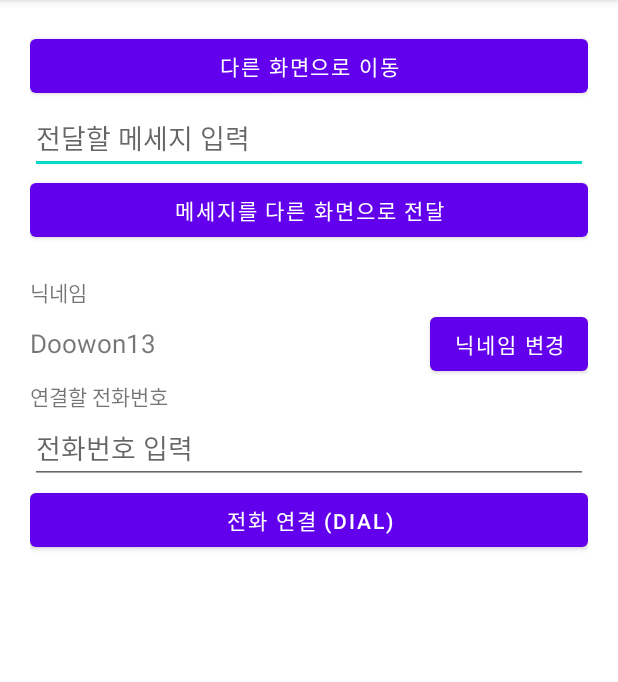
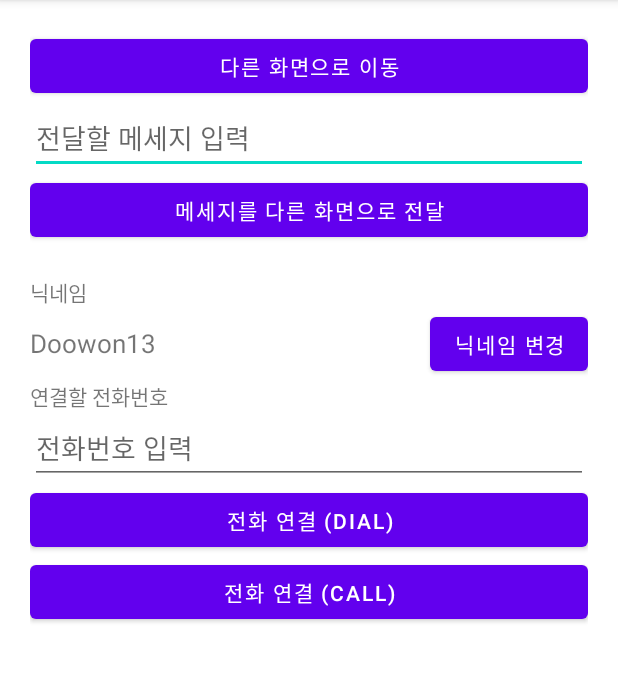
Before and after one commit to doowon13/IntentPractice_Doowon, an Android app: the screen it shows after launch (MainActivity), on a phone screen of 412 x 824 dp, the part 84-766 px from its top. Run offline under Robolectric (Android 15) with nearby library versions, the phone set to English and light mode, and no system bars.

Commit message:
CALL 액션 예제 구현 권한이 없어서 에러발생

```diff
--- a/app/src/main/res/layout/activity_main.xml
+++ b/app/src/main/res/layout/activity_main.xml
@@ -76,5 +76,11 @@
         android:layout_height="wrap_content"
         android:text="전화 연결 (DIAL)" />
 
+    <Button
+        android:id="@+id/callBtn"
+        android:layout_width="match_parent"
+        android:layout_height="wrap_content"
+        android:text="전화 연결 (CALL)" />
+
 
 </LinearLayout>
```
Also changed, not shown: app/src/main/java/com/pluto/intentpractice_doowon/MainActivity.kt (+11 -0 lines).
